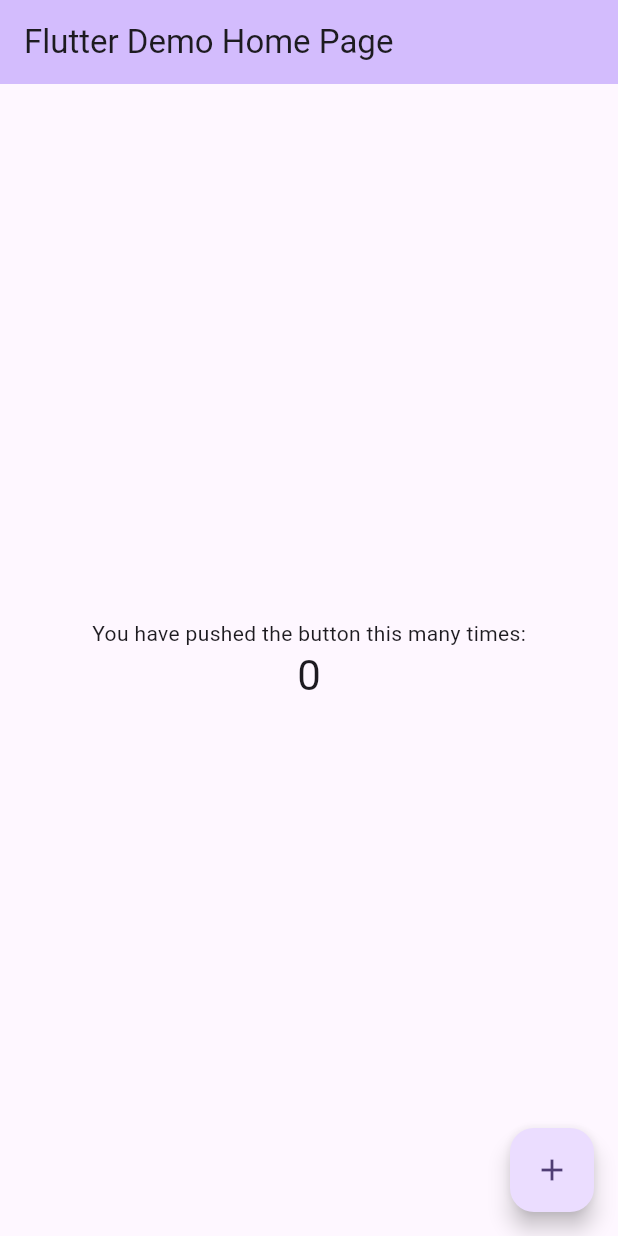
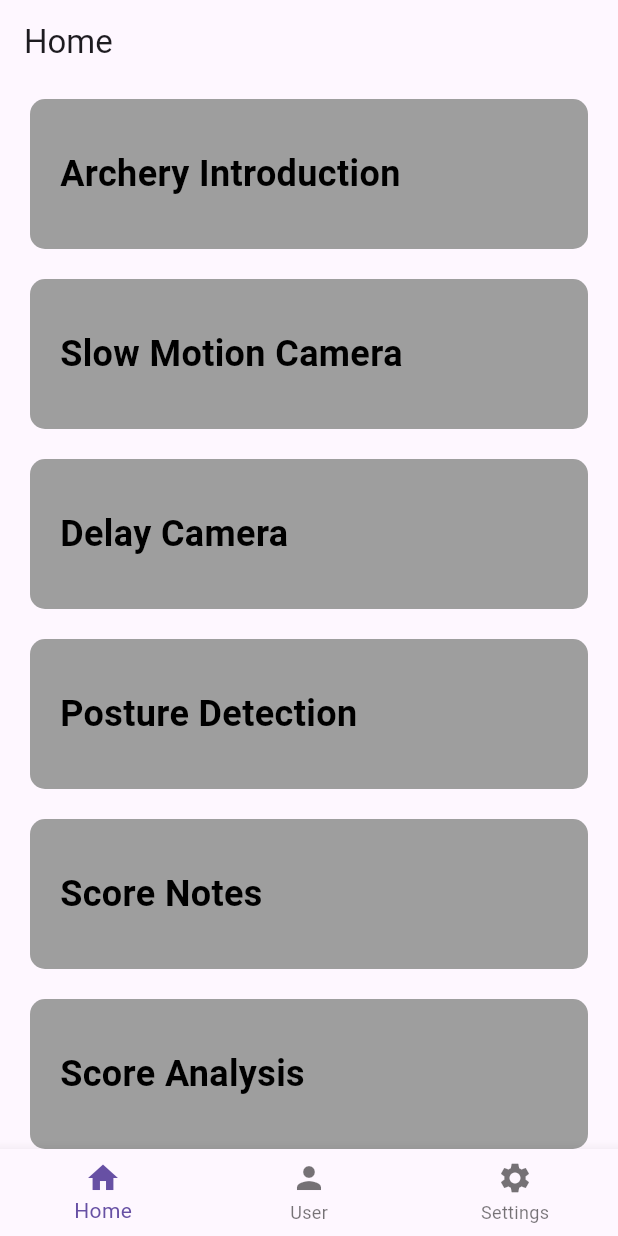
Before and after one commit to mattmaomao/fyp_app, a Flutter app: the screen it shows after launch, on a phone screen of 412 x 824 dp. Run offline on Flutter 3.47's test engine with Material 3 defaults, Android fonts, the phone set to English and light mode, and no system bars.

Commit message:
added template pages

```diff
--- a/lib/main.dart
+++ b/lib/main.dart
@@ -1,125 +1,72 @@
+// main.dart
 import 'package:flutter/material.dart';
+import 'pages/home.dart';
+import 'pages/user.dart';
+import 'pages/settings.dart';
 
 void main() {
-  runApp(const MyApp());
+  runApp(MyApp());
 }
 
 class MyApp extends StatelessWidget {
-  const MyApp({super.key});
-
-  // This widget is the root of your application.
   @override
   Widget build(BuildContext context) {
     return MaterialApp(
-      title: 'Flutter Demo',
+      title: 'My App',
       theme: ThemeData(
-        // This is the theme of your application.
-        //
-        // TRY THIS: Try running your application with "flutter run". You'll see
-        // the application has a purple toolbar. Then, without quitting the app,
-        // try changing the seedColor in the colorScheme below to Colors.green
-        // and then invoke "hot reload" (save your changes or press the "hot
-        // reload" button in a Flutter-supported IDE, or press "r" if you used
-        // the command line to start the app).
-        //
-        // Notice that the counter didn't reset back to zero; the application
-        // state is not lost during the reload. To reset the state, use hot
-        // restart instead.
-        //
-        // This works for code too, not just values: Most code changes can be
-        // tested with just a hot reload.
-        colorScheme: ColorScheme.fromSeed(seedColor: Colors.deepPurple),
-        useMaterial3: true,
+        primarySwatch: Colors.blue,
       ),
-      home: const MyHomePage(title: 'Flutter Demo Home Page'),
+      home: MainNavigationPage(),
     );
   }
 }
 
-class MyHomePage extends StatefulWidget {
-  const MyHomePage({super.key, required this.title});
-
-  // This widget is the home page of your application. It is stateful, meaning
-  // that it has a State object (defined below) that contains fields that affect
-  // how it looks.
-
-  // This class is the configuration for the state. It holds the values (in this
-  // case the title) provided by the parent (in this case the App widget) and
-  // used by the build method of the State. Fields in a Widget subclass are
-  // always marked "final".
-
-  final String title;
-
+class MainNavigationPage extends StatefulWidget {
   @override
-  State<MyHomePage> createState() => _MyHomePageState();
+  _MainNavigationPageState createState() => _MainNavigationPageState();
 }
 
-class _MyHomePageState extends State<MyHomePage> {
-  int _counter = 0;
-
-  void _incrementCounter() {
-    setState(() {
-      // This call to setState tells the Flutter framework that something has
-      // changed in this State, which causes it to rerun the build method below
-      // so that the display can reflect the updated values. If we changed
-      // _counter without calling setState(), then the build method would not be
-      // called again, and so nothing would appear to happen.
-      _counter++;
-    });
-  }
+class _MainNavigationPageState extends State<MainNavigationPage> {
+  int _currentIndex = 0;
+  final List<Widget> _pages = [
+    HomePage(),
+    UserPage(),
+    SettingsPage(),
+  ];
 
   @override
   Widget build(BuildContext context) {
-    // This method is rerun every time setState is called, for instance as done
-    // by the _incrementCounter method above.
-    //
-    // The Flutter framework has been optimized to make rerunning build methods
-    // fast, so that you can just rebuild anything that needs updating rather
-    // than having to individually change instances of widgets.
     return Scaffold(
       appBar: AppBar(
-        // TRY THIS: Try changing the color here to a specific color (to
-        // Colors.amber, perhaps?) and trigger a hot reload to see the AppBar
-        // change color while the other colors stay the same.
-        backgroundColor: Theme.of(context).colorScheme.inversePrimary,
-        // Here we take the value from the MyHomePage object that was created by
-        // the App.build method, and use it to set our appbar title.
-        title: Text(widget.title),
+        title: Text(_getTitle()),
       ),
-      body: Center(
-        // Center is a layout widget. It takes a single child and positions it
-        // in the middle of the parent.
-        child: Column(
-          // Column is also a layout widget. It takes a list of children and
-          // arranges them vertically. By default, it sizes itself to fit its
-          // children horizontally, and tries to be as tall as its parent.
-          //
-          // Column has various properties to control how it sizes itself and
-          // how it positions its children. Here we use mainAxisAlignment to
-          // center the children vertically; the main axis here is the vertical
-          // axis because Columns are vertical (the cross axis would be
-          // horizontal).
-          //
-          // TRY THIS: Invoke "debug painting" (choose the "Toggle Debug Paint"
-          // action in the IDE, or press "p" in the console), to see the
-          // wireframe for each widget.
-          mainAxisAlignment: MainAxisAlignment.center,
-          children: <Widget>[
-            const Text(
-              'You have pushed the button this many times:',
-            ),
-            Text(
-              '$_counter',
-              style: Theme.of(context).textTheme.headlineMedium,
-            ),
-          ],
-        ),
+      body: _pages[_currentIndex],
+      bottomNavigationBar: BottomNavigationBar(
+        currentIndex: _currentIndex,
+        onTap: (index) {
+          setState(() {
+            _currentIndex = index;
+          });
+        },
+        items: [
+          BottomNavigationBarItem(icon: Icon(Icons.home), label: 'Home'),
+          BottomNavigationBarItem(icon: Icon(Icons.person), label: 'User'),
+          BottomNavigationBarItem(icon: Icon(Icons.settings), label: 'Settings'),
+        ],
       ),
-      floatingActionButton: FloatingActionButton(
-        onPressed: _incrementCounter,
-        tooltip: 'Increment',
-        child: const Icon(Icons.add),
-      ), // This trailing comma makes auto-formatting nicer for build methods.
     );
   }
+
+  String _getTitle() {
+    switch (_currentIndex) {
+      case 0:
+        return 'Home';
+      case 1:
+        return 'User';
+      case 2:
+        return 'Settings';
+      default:
+        return 'My App';
+    }
+  }
 }
--- /dev/null
+++ b/lib/pages/home.dart
@@ -0,0 +1,105 @@
+// pages/home.dart
+import 'package:flutter/material.dart';
+import 'archery_intro.dart';
+import 'slow_mo_cam.dart';
+import 'delay_cam.dart';
+import 'posture_detection.dart';
+import 'score_notes.dart';
+import 'score_analysis.dart';
+import 'timer.dart';
+
+class HomePage extends StatelessWidget {
+  @override
+  Widget build(BuildContext context) {
+    return ListView(
+      children: [
+        _buildHorizontalBar(
+            context, 'Archery Introduction', 'assets/func_banner_temp.jpg', () {
+          Navigator.push(
+            context,
+            MaterialPageRoute(builder: (context) => ArcheryIntroPage()),
+          );
+        }),
+        _buildHorizontalBar(
+            context, 'Slow Motion Camera', 'assets/func_banner_temp.jpg', () {
+          Navigator.push(
+            context,
+            MaterialPageRoute(builder: (context) => SlowMoCamPage()),
+          );
+        }),
+        _buildHorizontalBar(
+            context, 'Delay Camera', 'assets/func_banner_temp.jpg', () {
+          Navigator.push(
+            context,
+            MaterialPageRoute(builder: (context) => DelayCamPage()),
+          );
+        }),
+        _buildHorizontalBar(
+            context, 'Posture Detection', 'assets/func_banner_temp.jpg', () {
+          Navigator.push(
+            context,
+            MaterialPageRoute(builder: (context) => PostureDetectionPage()),
+          );
+        }),
+        _buildHorizontalBar(
+            context, 'Score Notes', 'assets/func_banner_temp.jpg', () {
+          Navigator.push(
+            context,
+            MaterialPageRoute(builder: (context) => ScoreNotesPage()),
+          );
+        }),
+        _buildHorizontalBar(
+            context, 'Score Analysis', 'assets/func_banner_temp.jpg', () {
+          Navigator.push(
+            context,
+            MaterialPageRoute(builder: (context) => ScoreAnalysisPage()),
+          );
+        }),
+        _buildHorizontalBar(context, 'Timer', 'assets/func_banner_temp.jpg',
+            () {
+          Navigator.push(
+            context,
+            MaterialPageRoute(builder: (context) => TimerPage()),
+          );
+        }),
+        // _buildHorizontalBar(context, 'Temp', 'assets/func_banner_temp.jpg',
+        //     () {
+        //   // Navigate to Function
+        // }),
+      ],
+    );
+  }
+
+  Widget _buildHorizontalBar(
+      BuildContext context, String text, String imagePath, VoidCallback onTap) {
+    return GestureDetector(
+      onTap: onTap,
+      child: Container(
+        height: 100,
+        margin: EdgeInsets.symmetric(vertical: 10, horizontal: 20),
+        decoration: BoxDecoration(
+          // image: DecorationImage(
+          //   image: AssetImage(imagePath),
+          //   fit: BoxFit.cover,
+          // ),
+          color: Colors.grey,
+          borderRadius: BorderRadius.circular(10),
+        ),
+        child: Align(
+          alignment: Alignment.centerLeft,
+          child: Padding(
+            padding: EdgeInsets.only(left: 20),
+            child: Text(
+              text,
+              style: TextStyle(
+                color: Colors.black,
+                fontSize: 24,
+                fontWeight: FontWeight.bold,
+              ),
+            ),
+          ),
+        ),
+      ),
+    );
+  }
+}
```
Also changed, not shown: analysis_options.yaml (+7 -0 lines), lib/main_orginal.dart (added, +125 -0 lines), lib/pages/archery_intro.dart (added, +16 -0 lines), lib/pages/delay_cam.dart (added, +16 -0 lines), lib/pages/posture_detection.dart (added, +16 -0 lines), lib/pages/score_analysis.dart (added, +16 -0 lines), lib/pages/score_notes.dart (added, +16 -0 lines), lib/pages/settings.dart (added, +46 -0 lines), lib/pages/slow_mo_cam.dart (added, +16 -0 lines), lib/pages/timer.dart (added, +16 -0 lines), lib/pages/user.dart (added, +59 -0 lines), 1 other file.
